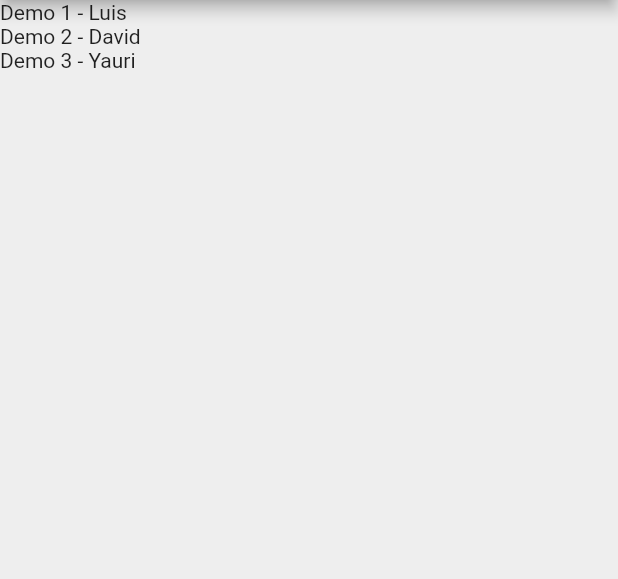
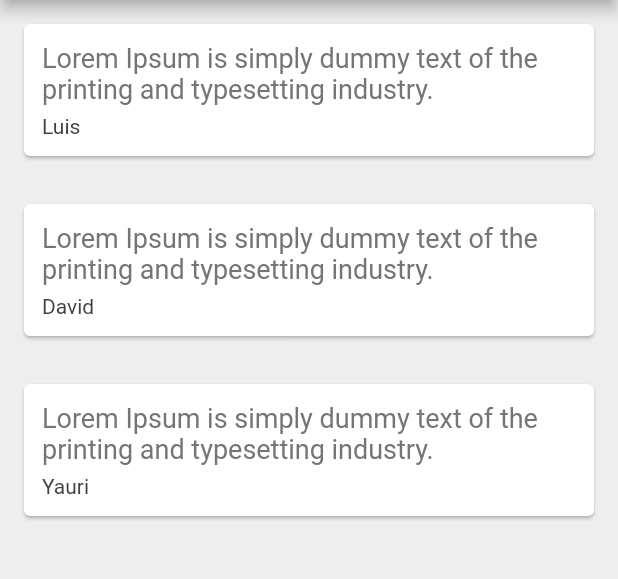
Before and after one commit to LuisYauri/quotes, a Flutter app: the screen it shows after launch, on a phone screen of 412 x 824 dp, the part 84-663 px from its top. Run offline on Flutter 3.47's test engine with Material 2 defaults, Android fonts, the phone set to English and light mode, and no system bars.

Commit message:
Add card

```diff
--- a/lib/main.dart
+++ b/lib/main.dart
@@ -13,10 +13,48 @@ class QuoteList extends StatefulWidget {
 
 class _QuoteListState extends State<QuoteList> {
   List<Quote> quotes = [
-    Quote(author: 'Luis', text: 'Demo 1'),
-    Quote(author: 'David', text: 'Demo 2'),
-    Quote(author: 'Yauri', text: 'Demo 3'),
+    Quote(
+        author: 'Luis',
+        text:
+            'Lorem Ipsum is simply dummy text of the printing and typesetting industry. '),
+    Quote(
+        author: 'David',
+        text:
+            'Lorem Ipsum is simply dummy text of the printing and typesetting industry. '),
+    Quote(
+        author: 'Yauri',
+        text:
+            'Lorem Ipsum is simply dummy text of the printing and typesetting industry. '),
   ];
+
+  Widget quoteTemplate(quote) {
+    return Card(
+      margin: EdgeInsets.fromLTRB(16.0, 16.0, 16.0, 16.0),
+      child: Padding(
+        padding: const EdgeInsets.all(12.0),
+        child: Column(
+          crossAxisAlignment: CrossAxisAlignment.stretch,
+          children: <Widget>[
+            Text(
+              quote.text,
+              style: TextStyle(
+                fontSize: 18.0,
+                color: Colors.grey[600],
+              ),
+            ),
+            SizedBox(height: 6.0),
+            Text(
+              quote.author,
+              style: TextStyle(
+                fontSize: 14.0,
+                color: Colors.grey[800],
+              ),
+            )
+          ],
+        ),
+      ),
+    );
+  }
 
   @override
   Widget build(BuildContext context) {
@@ -29,9 +67,7 @@ class _QuoteListState extends State<QuoteList> {
       ),
       body: Column(
         crossAxisAlignment: CrossAxisAlignment.start,
-        children: quotes
-            .map((quote) => Text('${quote.text} - ${quote.author}'))
-            .toList(),
+        children: quotes.map((quote) => quoteTemplate(quote)).toList(),
       ),
     );
   }
```
